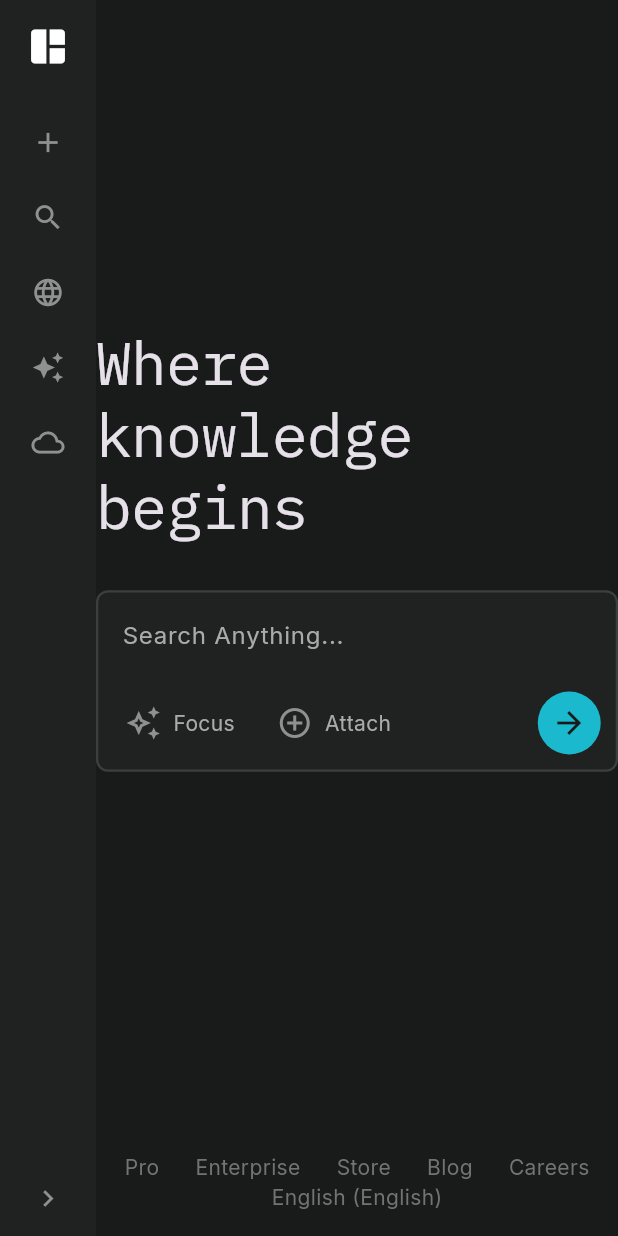
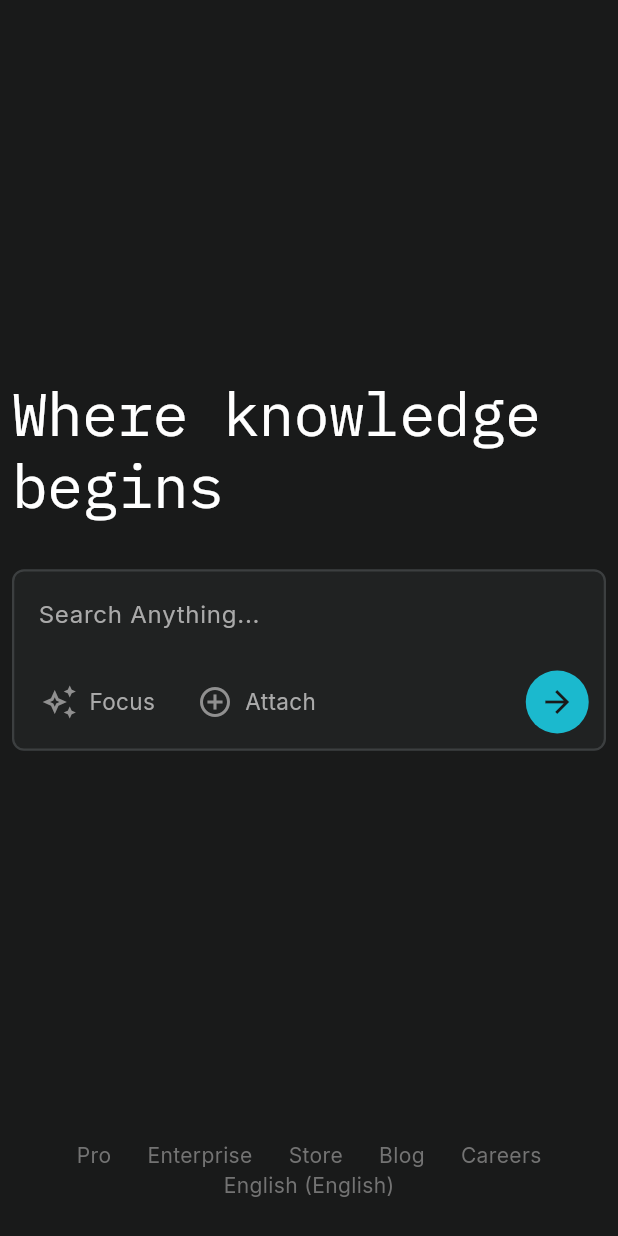
Before and after one commit to sujalraj00/ai_search, a Flutter app: the screen it shows after launch, on a phone screen of 412 x 824 dp. Run offline on Flutter 3.47's test engine with Material 3 defaults, Android fonts, the light colour scheme and no system bars; our stand-ins replace flutter_markdown_plus, google_fonts, skeletonizer; missing offline and left inert: web_socket_client.

Commit message:
chat section added

```diff
--- a/lib/main.dart
+++ b/lib/main.dart
@@ -18,9 +18,16 @@ class MyApp extends StatelessWidget {
       theme: ThemeData(
         colorScheme: ColorScheme.fromSeed(seedColor: AppColors.submitButton),
         scaffoldBackgroundColor: AppColors.background,
-        textTheme: GoogleFonts.interTextTheme(ThemeData.dark().textTheme),
+        textTheme: GoogleFonts.interTextTheme(
+          ThemeData.dark().textTheme.copyWith(
+            bodyMedium: const TextStyle(
+              fontSize: 15,
+              color: AppColors.whiteColor,
+            ),
+          ),
+        ),
       ),
-      home: const HomePage(),
+      home: HomePage(),
     );
   }
 }
--- a/lib/pages/home_page.dart
+++ b/lib/pages/home_page.dart
@@ -1,10 +1,23 @@
+import 'package:ai_search/services/chat_web_service.dart';
 import 'package:ai_search/themes/colors.dart';
 import 'package:ai_search/widget/search_section.dart';
 import 'package:ai_search/widget/side_nav_bar.dart';
+import 'package:flutter/foundation.dart';
 import 'package:flutter/material.dart';
 
-class HomePage extends StatelessWidget {
+class HomePage extends StatefulWidget {
   const HomePage({super.key});
+
+  @override
+  State<HomePage> createState() => _HomePageState();
+}
+
+class _HomePageState extends State<HomePage> {
+  @override
+  void initState() {
+    super.initState();
+    ChatWebService().connect();
+  }
 
   @override
   Widget build(BuildContext context) {
@@ -12,14 +25,15 @@ class HomePage extends StatelessWidget {
       body: Row(
         children: [
           // side navbar
-          SideNavBar(),
+          kIsWeb ? SideNavBar() : SizedBox(),
           // column
           Expanded(
+            child: Padding(
+              padding: !kIsWeb ? const EdgeInsets.all(8.0) : EdgeInsets.zero,
               child: Column(
                 children: [
                   //search bar
                   Expanded(child: SearchSection()),
-                Container(height: 20),
 
                   // footer
                   Container(
@@ -93,6 +107,7 @@ class HomePage extends StatelessWidget {
                 ],
               ),
             ),
+          ),
         ],
       ),
     );
--- /dev/null
+++ b/lib/services/chat_web_service.dart
@@ -0,0 +1,36 @@
+import 'dart:async';
+import 'dart:convert';
+
+import 'package:web_socket_client/web_socket_client.dart';
+
+class ChatWebService {
+  static final _instance = ChatWebService._internal();
+
+  WebSocket? _webSocket;
+  factory ChatWebService() => _instance;
+  ChatWebService._internal();
+
+  final _searchResultController = StreamController<Map<String, dynamic>>();
+  final _contentController = StreamController<Map<String, dynamic>>();
+
+  Stream<Map<String, dynamic>> get searchResultStream =>
+      _searchResultController.stream;
+  Stream<Map<String, dynamic>> get contentStream => _contentController.stream;
+
+  void connect() {
+    _webSocket = WebSocket(Uri.parse("ws://localhost:8000/ws/chat"));
+
+    _webSocket!.messages.listen((message) {
+      final data = json.decode(message);
+      if (data["type"] == "search_result") {
+        _searchResultController.add(data);
+      } else if (data["type"] == "content") {
+        _contentController.add(data);
+      }
+    });
+  }
+
+  void chat(String query) {
+    _webSocket!.send(json.encode({"query": query}));
+  }
+}
--- a/lib/widget/search_section.dart
+++ b/lib/widget/search_section.dart
@@ -1,10 +1,26 @@
+import 'package:ai_search/pages/chat_page.dart';
+import 'package:ai_search/services/chat_web_service.dart';
 import 'package:ai_search/themes/colors.dart';
 import 'package:ai_search/widget/search_bar_button.dart';
 import 'package:flutter/material.dart';
 import 'package:google_fonts/google_fonts.dart';
 
-class SearchSection extends StatelessWidget {
+class SearchSection extends StatefulWidget {
   const SearchSection({super.key});
+
+  @override
+  State<SearchSection> createState() => _SearchSectionState();
+}
+
+class _SearchSectionState extends State<SearchSection> {
+  final queryController = TextEditingController();
+
+  @override
+  void dispose() {
+    // TODO: implement dispose
+    super.dispose();
+    queryController.dispose();
+  }
 
   @override
   Widget build(BuildContext context) {
@@ -34,6 +50,7 @@ class SearchSection extends StatelessWidget {
               Padding(
                 padding: const EdgeInsets.all(16.0),
                 child: TextField(
+                  controller: queryController,
                   decoration: InputDecoration(
                     hintText: 'Search Anything...',
                     hintStyle: TextStyle(
@@ -60,7 +77,19 @@ class SearchSection extends StatelessWidget {
                       text: 'Attach',
                     ),
                     const Spacer(),
-                    Container(
+                    GestureDetector(
+                      onTap: () {
+                        ChatWebService().chat(queryController.text.trim());
+                        Navigator.of(context).push(
+                          MaterialPageRoute(
+                            builder:
+                                (context) => ChatPage(
+                                  question: queryController.text.trim(),
+                                ),
+                          ),
+                        );
+                      },
+                      child: Container(
                         padding: EdgeInsets.all(9),
                         decoration: BoxDecoration(
                           color: AppColors.submitButton,
@@ -69,6 +98,7 @@ class SearchSection extends StatelessWidget {
                         child: Icon(
                           Icons.arrow_forward,
                           color: AppColors.background,
+                        ),
                       ),
                     ),
                   ],
--- a/pubspec.yaml
+++ b/pubspec.yaml
@@ -36,6 +36,8 @@ dependencies:
   cupertino_icons: ^1.0.8
   google_fonts: ^6.2.1
   web_socket_client: ^0.2.1
+  flutter_markdown_plus: ^1.0.3
+  skeletonizer: ^1.4.3
 
 dev_dependencies:
   flutter_test:
```
Also changed, not shown: lib/pages/chat_page.dart (added, +48 -0 lines), lib/widget/answer_section.dart (added, +84 -0 lines), lib/widget/sources_section.dart (added, +115 -0 lines), pubspec.lock. Lines whose indentation alone changed are shown as unchanged.
